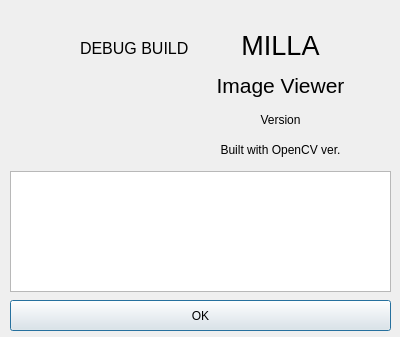
Qt form milla-view/aboutbox.ui (matrixsmaster/MILLA) before a commit.
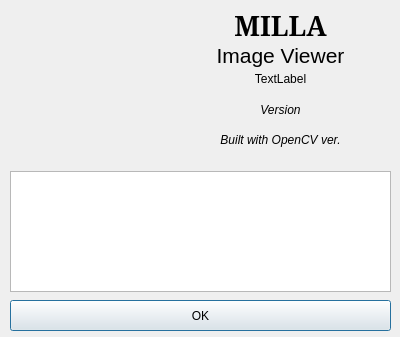
The same form after that commit. Icons and pictures are not drawn.

The edit to the form file:
```diff
--- a/milla-view/aboutbox.ui
+++ b/milla-view/aboutbox.ui
@@ -46,14 +46,17 @@
    <property name="geometry">
     <rect>
      <x>170</x>
-     <y>30</y>
+     <y>10</y>
      <width>221</width>
      <height>31</height>
     </rect>
    </property>
    <property name="font">
     <font>
+     <family>Serif</family>
      <pointsize>20</pointsize>
+     <weight>75</weight>
+     <bold>true</bold>
     </font>
    </property>
    <property name="text">
@@ -70,7 +73,7 @@
    <property name="geometry">
     <rect>
      <x>170</x>
-     <y>70</y>
+     <y>40</y>
      <width>221</width>
      <height>31</height>
     </rect>
@@ -101,11 +104,16 @@
    <property name="geometry">
     <rect>
      <x>170</x>
-     <y>110</y>
+     <y>100</y>
      <width>221</width>
      <height>20</height>
     </rect>
    </property>
+   <property name="font">
+    <font>
+     <italic>true</italic>
+    </font>
+   </property>
    <property name="text">
     <string>Version</string>
    </property>
@@ -117,11 +125,16 @@
    <property name="geometry">
     <rect>
      <x>170</x>
-     <y>140</y>
+     <y>130</y>
      <width>221</width>
      <height>20</height>
     </rect>
    </property>
+   <property name="font">
+    <font>
+     <italic>true</italic>
+    </font>
+   </property>
    <property name="text">
     <string>Built with OpenCV ver.</string>
    </property>
@@ -129,24 +142,6 @@
     <set>Qt::AlignCenter</set>
    </property>
   </widget>
-  <widget class="QLabel" name="label_6">
-   <property name="geometry">
-    <rect>
-     <x>80</x>
-     <y>40</y>
-     <width>111</width>
-     <height>17</height>
-    </rect>
-   </property>
-   <property name="font">
-    <font>
-     <pointsize>12</pointsize>
-    </font>
-   </property>
-   <property name="text">
-    <string>DEBUG BUILD</string>
-   </property>
-  </widget>
   <widget class="QPushButton" name="pushButton">
    <property name="geometry">
     <rect>
@@ -160,6 +155,25 @@
     <string>OK</string>
    </property>
   </widget>
+  <widget class="QLabel" name="label_6">
+   <property name="geometry">
+    <rect>
+     <x>170</x>
+     <y>70</y>
+     <width>221</width>
+     <height>17</height>
+    </rect>
+   </property>
+   <property name="text">
+    <string>TextLabel</string>
+   </property>
+   <property name="alignment">
+    <set>Qt::AlignCenter</set>
+   </property>
+   <property name="openExternalLinks">
+    <bool>true</bool>
+   </property>
+  </widget>
  </widget>
  <resources>
   <include location="milla-view.qrc"/>
```
Left out of the diff: 9 changed lines with no effect on the pictures.
